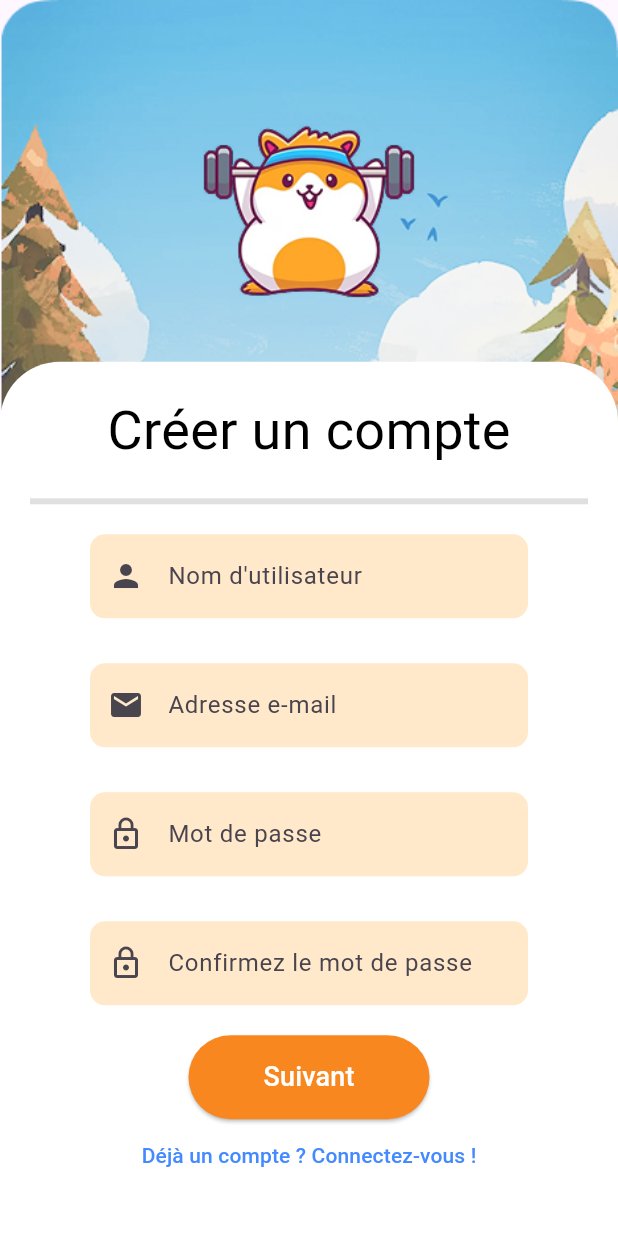
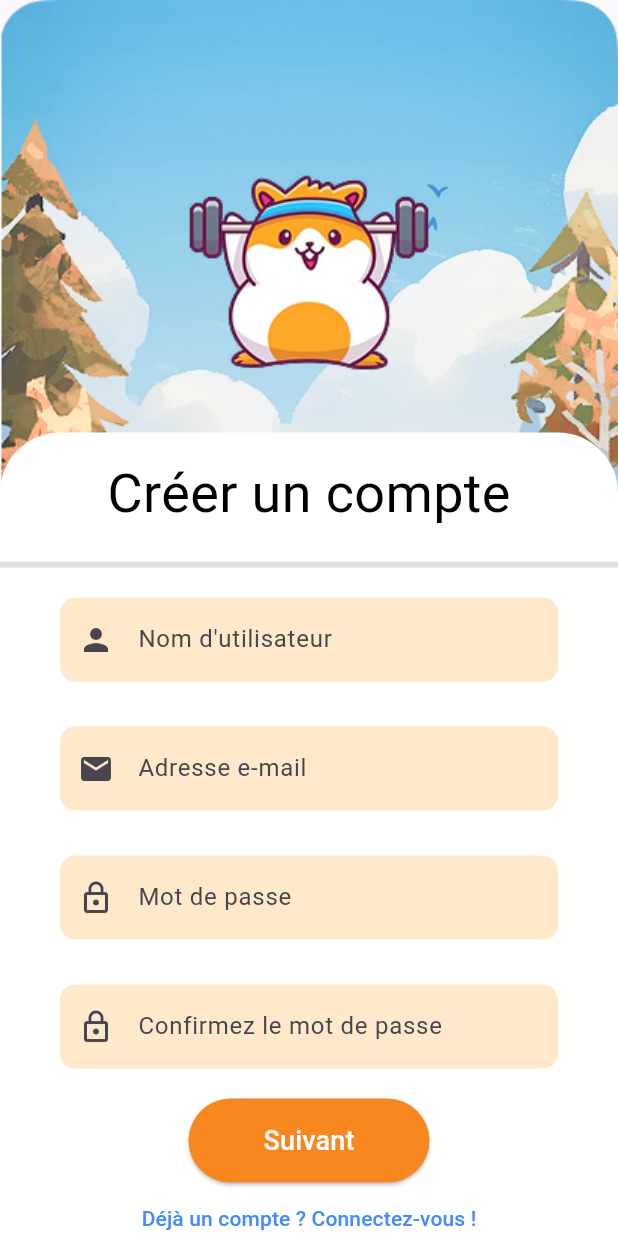
Before and after one commit to Playfit-app/Playfit, a Flutter app: the CreateAccountPage screen opened by its route, on a phone screen of 412 x 824 dp. Run offline on Flutter 3.47's test engine with Material 3 defaults, Android fonts, the phone set to English and light mode, and no system bars; our stand-ins replace camera, carousel_slider, flutter_dotenv, flutter_secure_storage, google_fonts, google_sign_in; missing offline and left inert: flame, google_ml_kit, google_mlkit_pose_detection; accounts and stored records are empty; Roboto replaces fonts that are missing (Amaranth).

```diff
--- a/playfit-mobile/playfit/lib/authentification/registration_page.dart
+++ b/playfit-mobile/playfit/lib/authentification/registration_page.dart
@@ -109,28 +109,39 @@ class CreateAccountPageState extends State<CreateAccountPage> {
 
   @override
   Widget build(BuildContext context) {
-
     double screenHeight = MediaQuery.of(context).size.height;
     double screenWidth = MediaQuery.of(context).size.width;
+
     return Scaffold(
       // resizeToAvoidBottomInset: true, // Add this line
       body: Stack(
         children: [
-          Image.asset(
-            "assets/images/background_kickoff.png",
-            width: MediaQuery.of(context).size.width,
-            fit: BoxFit.cover,
+          Positioned(
+            left: 0,
+            top: 0,
+            child: Container(
+              width: screenWidth,
+              height: 682,
+              decoration: const BoxDecoration(
+                image: DecorationImage(
+                  image: AssetImage("assets/images/background_kickoff.png"),
+                  fit: BoxFit.fill,
                 ),
-          Column(
-            children: [
-              SizedBox(height: MediaQuery.of(context).size.height * 0.05),
-              Image.asset(
-                "assets/images/mascot.png",
-                height: 200,
               ),
-              Container(
-                width: MediaQuery.of(context).size.width,
-                height: MediaQuery.of(context).size.height,
+              child: Align(
+                alignment: const Alignment(0, -0.7),
+                child: Image.asset("assets/images/mascot.png"),
+              ),
+            ),
+          ),
+          AnimatedPositioned(
+            top: _isKeyboardVisible ? screenHeight * 0.15 : screenHeight * 0.35,
+            left: 0,
+            bottom: 0,
+            duration: const Duration(milliseconds: 300),
+            curve: Curves.easeInOut,
+            child: Container(
+              width: screenWidth,
               decoration: const BoxDecoration(
                 color: Colors.white,
                 borderRadius: BorderRadius.only(
@@ -138,8 +149,8 @@ class CreateAccountPageState extends State<CreateAccountPage> {
                   topRight: Radius.circular(40),
                 ),
               ),
-                child: Padding(
-                  padding: const EdgeInsets.all(20.0),
+              child: SingleChildScrollView(
+                padding: const EdgeInsets.only(top: 15),
                 child: Column(
                   children: [
                     Text(
@@ -164,8 +175,7 @@ class CreateAccountPageState extends State<CreateAccountPage> {
                           usernameController: _usernameController,
                           emailController: _emailController,
                           passwordController: _passwordController,
-                            confirmPasswordController:
-                                _confirmPasswordController,
+                          confirmPasswordController: _confirmPasswordController,
                         ),
                         onChanged: () => _validateStep(_step1FormKey),
                       ),
@@ -219,8 +229,8 @@ class CreateAccountPageState extends State<CreateAccountPage> {
                       ),
                       child: Text(
                         _currentStep < 2 ? 'Suivant' : 'Créer mon compte',
-                          style: const TextStyle(
-                              fontSize: 18, color: Colors.white),
+                        style:
+                            const TextStyle(fontSize: 18, color: Colors.white),
                       ),
                     ),
                     if (_currentStep > 0)
@@ -246,7 +256,6 @@ class CreateAccountPageState extends State<CreateAccountPage> {
                 ),
               ),
             ),
-            ],
           ),
         ],
       ),
--- a/playfit-mobile/playfit/lib/authentification/registration_step2.dart
+++ b/playfit-mobile/playfit/lib/authentification/registration_step2.dart
@@ -90,7 +90,7 @@ class _RegistrationStep2State extends State<RegistrationStep2> {
               return null;
             },
           ),
-          const SizedBox(height: 10),
+          const SizedBox(height: 30),
           TextFormField(
             controller: widget.heightController,
             keyboardType: TextInputType.number,
@@ -123,7 +123,7 @@ class _RegistrationStep2State extends State<RegistrationStep2> {
               return null;
             },
           ),
-          const SizedBox(height: 10),
+          const SizedBox(height: 30),
           TextFormField(
             controller: widget.weightController,
             keyboardType: const TextInputType.numberWithOptions(decimal: true),
@@ -172,7 +172,6 @@ class _RegistrationStep2State extends State<RegistrationStep2> {
             },
             child: const Text('Consentement RGPD'),
           ),
-          const SizedBox(height: 10),
           CheckboxFormField(
             title: const Text(
               'J’accepte le formulaire de consentement RGPD et la Politique de Confidentialité (Obligatoire).',
--- a/playfit-mobile/playfit/lib/authentification/registration_step3.dart
+++ b/playfit-mobile/playfit/lib/authentification/registration_step3.dart
@@ -30,7 +30,7 @@ class _RegistrationStep3State extends State<RegistrationStep3> {
       padding: const EdgeInsets.symmetric(horizontal: 40.0),
       child: Column(
         children: [
-          const SizedBox(height: 10),
+          const SizedBox(height: 5),
           // Consent form as dialog
           const Text(
           "Choisi ton avatar",
@@ -39,7 +39,7 @@ class _RegistrationStep3State extends State<RegistrationStep3> {
             fontWeight: FontWeight.bold,
           ),
         ),
-        const SizedBox(height: 20),
+        const SizedBox(height: 10),
         CarouselSlider(
           options: CarouselOptions(
             height: 250,
```
Lines whose indentation alone changed are shown as unchanged.
